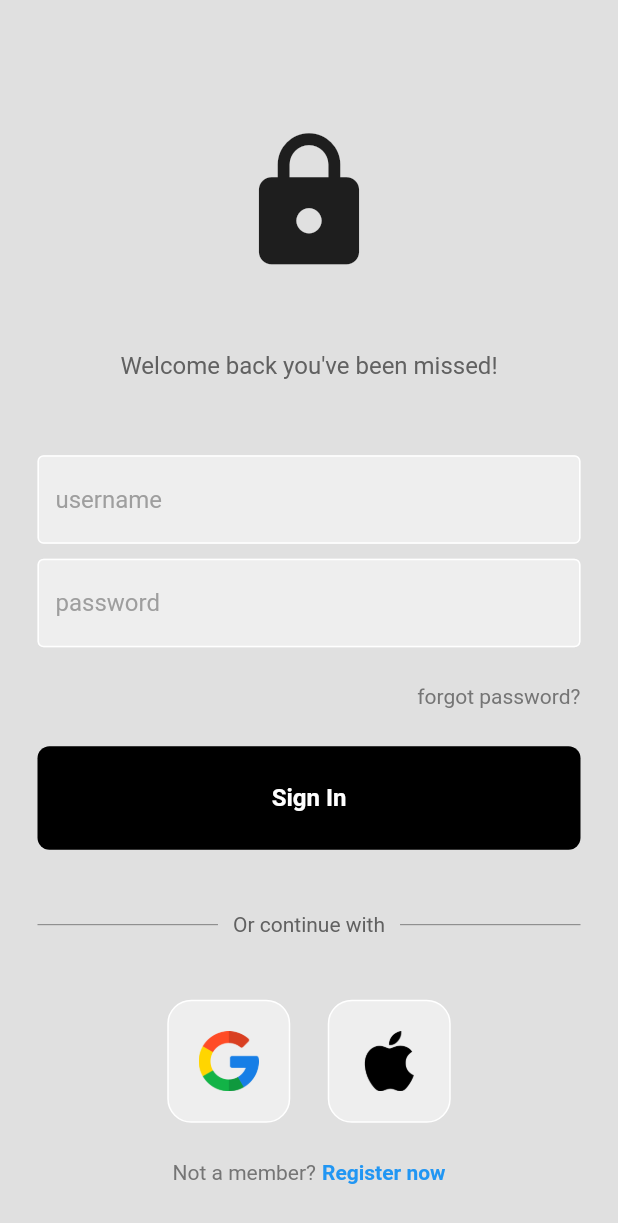
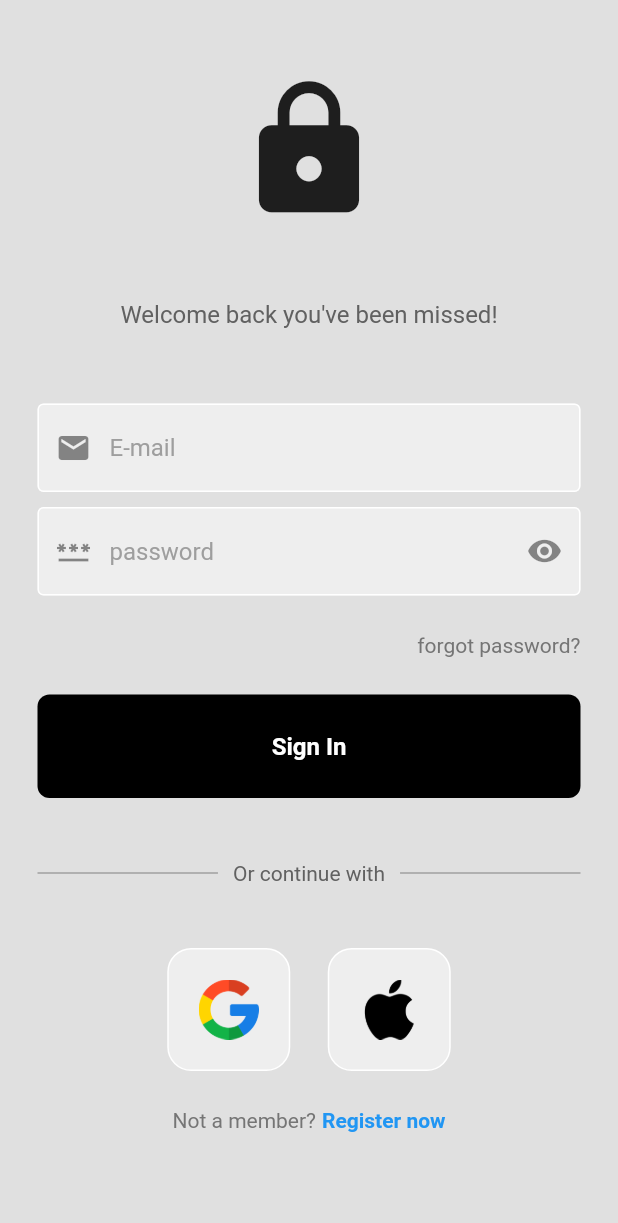
Before and after one commit to MOHAMEDREDABOUAMOUD/Jobbing-App-flutter, a Flutter app: the screen it shows after launch, on a phone screen of 412 x 824 dp. Shown: the top 1223 px of the screen. Run offline on Flutter 3.47's test engine with Material 2 defaults, Android fonts, the light colour scheme and no system bars.

Commit message:
Hide password/StatefulWidget

```diff
--- a/signin_signup/lib/components/my_textfield.dart
+++ b/signin_signup/lib/components/my_textfield.dart
@@ -6,12 +6,14 @@ class MyTextField extends StatelessWidget {
   final controller;
   final String hintText;
   final bool ObscureText;
+  final Widget? icon;
 
   const MyTextField({
     super.key,
     required this.controller,
     required this.hintText,
     required this.ObscureText,
+    required this.icon,
   });
 
   @override
@@ -19,9 +21,9 @@ class MyTextField extends StatelessWidget {
     return Padding(
       padding: const EdgeInsets.symmetric(
         horizontal: 25.0,
-        //vertical: 25.0,
       ),
       child: TextField(
+        keyboardType: TextInputType.emailAddress,
         controller: controller, //control what the user type in the textfield
         obscureText:
             ObscureText, //hide the characters when the user type the password
@@ -36,6 +38,7 @@ class MyTextField extends StatelessWidget {
           filled: true,
           hintText: hintText, //show to the user what to type in that text field
           hintStyle: TextStyle(color: Colors.grey[500]),
+          prefixIcon: icon,
         ),
       ),
     );
--- /dev/null
+++ b/signin_signup/lib/components/passTextField.dart
@@ -0,0 +1,63 @@
+// ignore_for_file: prefer_typing_uninitialized_variables, non_constant_identifier_names, prefer_const_constructors, must_be_immutable
+
+import 'package:flutter/material.dart';
+import 'dart:async';
+
+class PassTextField extends StatefulWidget {
+  TextEditingController controller = TextEditingController();
+  String hintText = "";
+  bool ObscureText = true;
+
+  PassTextField({super.key, required this.controller, required this.hintText});
+
+  @override
+  State<PassTextField> createState() => _PassTextFieldState(
+        controller: controller,
+        hintText: hintText,
+      );
+}
+
+class _PassTextFieldState extends State<PassTextField> {
+  TextEditingController controller = TextEditingController();
+  String hintText = "";
+  bool ObscureText = true;
+  _PassTextFieldState({required this.controller, required this.hintText});
+
+  @override
+  Widget build(BuildContext context) {
+    return Padding(
+      padding: const EdgeInsets.symmetric(
+        horizontal: 25.0,
+      ),
+      child: TextField(
+        keyboardType: TextInputType.emailAddress,
+        controller: controller, //control what the user type in the textfield
+        obscureText:
+            ObscureText, //hide the characters when the user type the password
+        decoration: InputDecoration(
+          enabledBorder: const OutlineInputBorder(
+            borderSide: BorderSide(color: Colors.white),
+          ),
+          focusedBorder: OutlineInputBorder(
+            borderSide: BorderSide(color: Colors.grey.shade400),
+          ),
+          fillColor: Colors.grey.shade200,
+          filled: true,
+          hintText: hintText, //show to the user what to type in that text field
+          hintStyle: TextStyle(color: Colors.grey[500]),
+          suffixIcon: IconButton(
+            icon: ObscureText
+                ? Icon(Icons.visibility)
+                : Icon(Icons.visibility_off),
+            onPressed: () {
+              setState(() {
+                ObscureText = !ObscureText;
+              });
+            },
+          ),
+          prefixIcon: Icon(Icons.password),
+        ),
+      ),
+    );
+  }
+}
--- a/signin_signup/lib/pages/login_page.dart
+++ b/signin_signup/lib/pages/login_page.dart
@@ -5,7 +5,7 @@ import 'package:signin_signup/components/my_button.dart';
 import 'package:signin_signup/components/my_textfield.dart';
 import 'package:signin_signup/components/square_tile.dart';
 
-void signUserIn() {}
+import '../components/passTextField.dart';
 
 class LoginPage extends StatelessWidget {
   LoginPage({super.key});
@@ -13,11 +13,15 @@ class LoginPage extends StatelessWidget {
   final usernameController = TextEditingController();
   final passwordController = TextEditingController();
 
+  void passwordButton() {}
+  void signUserIn() {}
+
   @override
   Widget build(BuildContext context) {
     return Scaffold(
       backgroundColor: Colors.grey[300],
-      body: SafeArea(
+      body: SingleChildScrollView(
+        child: SafeArea(
           child: Center(
             child: Column(
               mainAxisAlignment: MainAxisAlignment.center,
@@ -47,18 +51,18 @@ class LoginPage extends StatelessWidget {
 
                 MyTextField(
                   controller: usernameController,
-                hintText: 'username',
+                  hintText: 'E-mail',
                   ObscureText: false,
+                  icon: Icon(Icons.email),
                 ),
 
                 const SizedBox(height: 10),
 
                 //password textfield
 
-              MyTextField(
+                PassTextField(
                   controller: passwordController,
                   hintText: 'password',
-                ObscureText: true,
                 ),
 
                 const SizedBox(height: 25),
@@ -156,6 +160,7 @@ class LoginPage extends StatelessWidget {
             ),
           ),
         ),
+      ),
     );
   }
 }
```
Also changed, not shown: 1 other file. Lines whose indentation alone changed are shown as unchanged.
